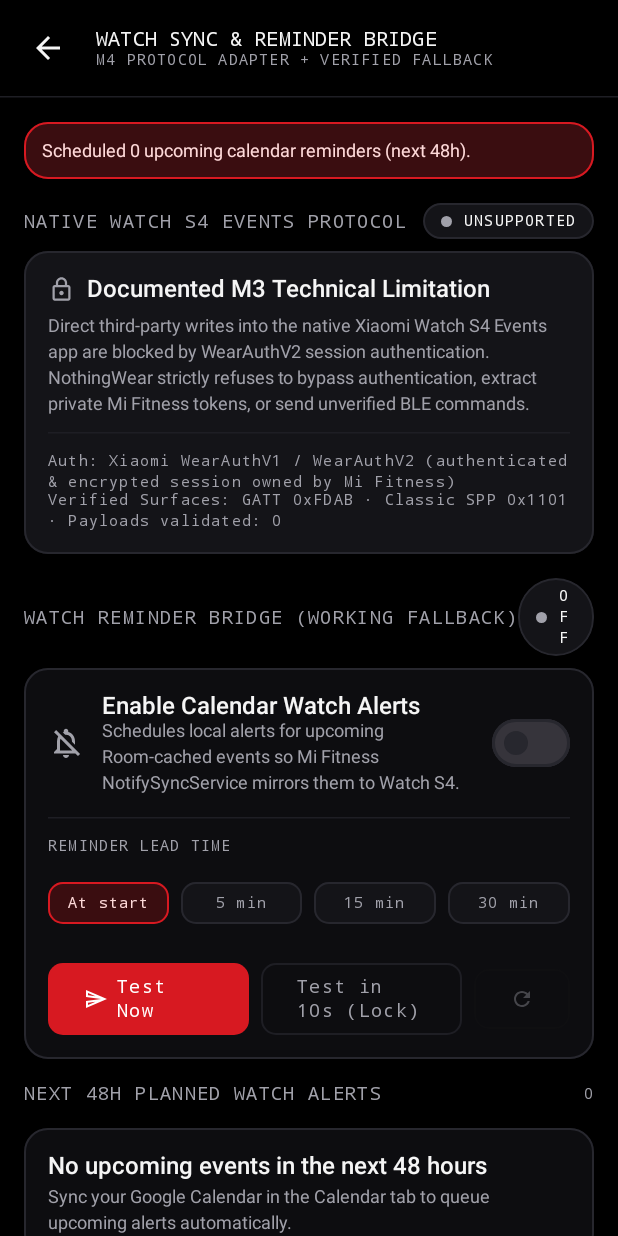
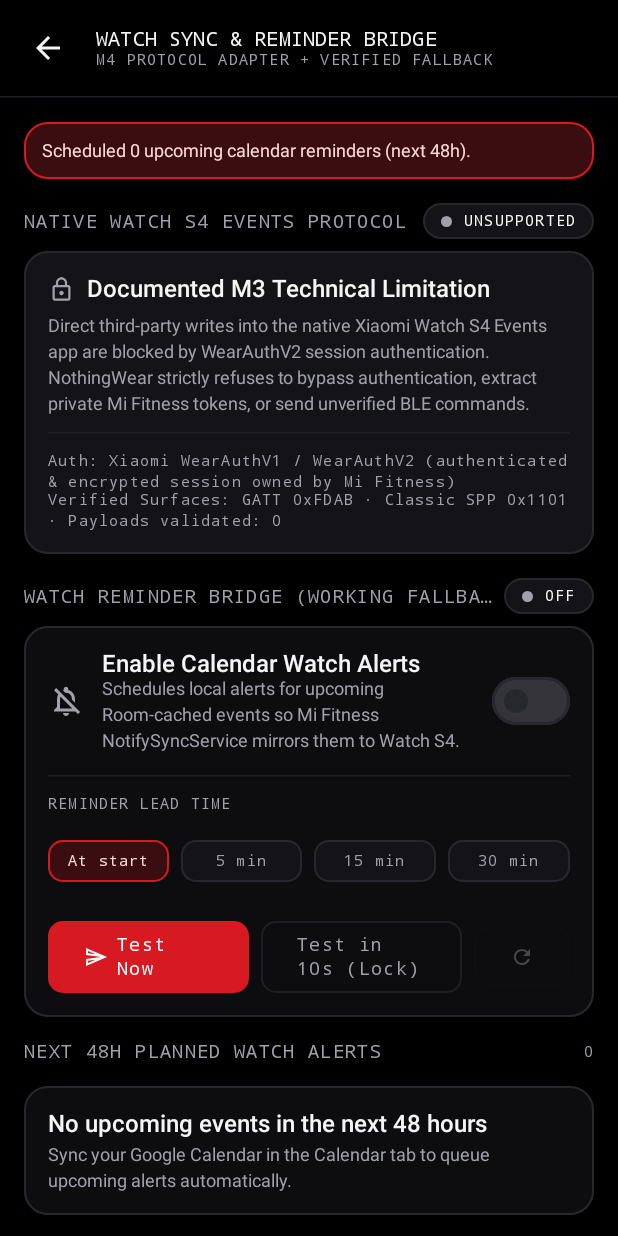
Before and after one commit to Nurdiansyah-Pratama/NothingWear, an Android app built with Jetpack Compose: the EventSyncRoute screen opened through its navigation route, after a tap on "At start", on a phone screen of 412 x 824 dp. Run offline under Robolectric (Android 15) with nearby library versions, the phone set to English and light mode, and no system bars; our stand-ins replace Dagger/Hilt's generated code; libraries missing offline, so code that uses them is left out: androidx.health.connect, androidx.hilt.lifecycle; 16 statements that could not run were skipped.

Commit message:
fix(ui): prevent NothingStatusBadge mid-word wrap in section headers

```diff
--- a/app/src/main/java/com/nothingwear/app/core/designsystem/component/NothingSectionHeader.kt
+++ b/app/src/main/java/com/nothingwear/app/core/designsystem/component/NothingSectionHeader.kt
@@ -8,6 +8,8 @@ import androidx.compose.material3.Text
 import androidx.compose.runtime.Composable
 import androidx.compose.ui.Alignment
 import androidx.compose.ui.Modifier
+import androidx.compose.ui.text.style.TextOverflow
+import com.nothingwear.app.core.designsystem.theme.NothingSpacing
 
 @Composable
 fun NothingSectionHeader(
@@ -17,13 +19,16 @@ fun NothingSectionHeader(
 ) {
     Row(
         modifier = modifier.fillMaxWidth(),
-        horizontalArrangement = Arrangement.SpaceBetween,
+        horizontalArrangement = Arrangement.spacedBy(NothingSpacing.xs),
         verticalAlignment = Alignment.CenterVertically,
     ) {
         Text(
             text = title.uppercase(),
             style = MaterialTheme.typography.labelLarge,
             color = MaterialTheme.colorScheme.onSurfaceVariant,
+            maxLines = 1,
+            overflow = TextOverflow.Ellipsis,
+            modifier = Modifier.weight(1f),
         )
         trailingContent?.invoke()
     }
--- a/app/src/main/java/com/nothingwear/app/core/designsystem/component/NothingStatusBadge.kt
+++ b/app/src/main/java/com/nothingwear/app/core/designsystem/component/NothingStatusBadge.kt
@@ -48,6 +48,8 @@ fun NothingStatusBadge(
             text = label.uppercase(),
             style = MaterialTheme.typography.labelSmall,
             color = contentColor,
+            maxLines = 1,
+            softWrap = false,
         )
     }
 }
```
